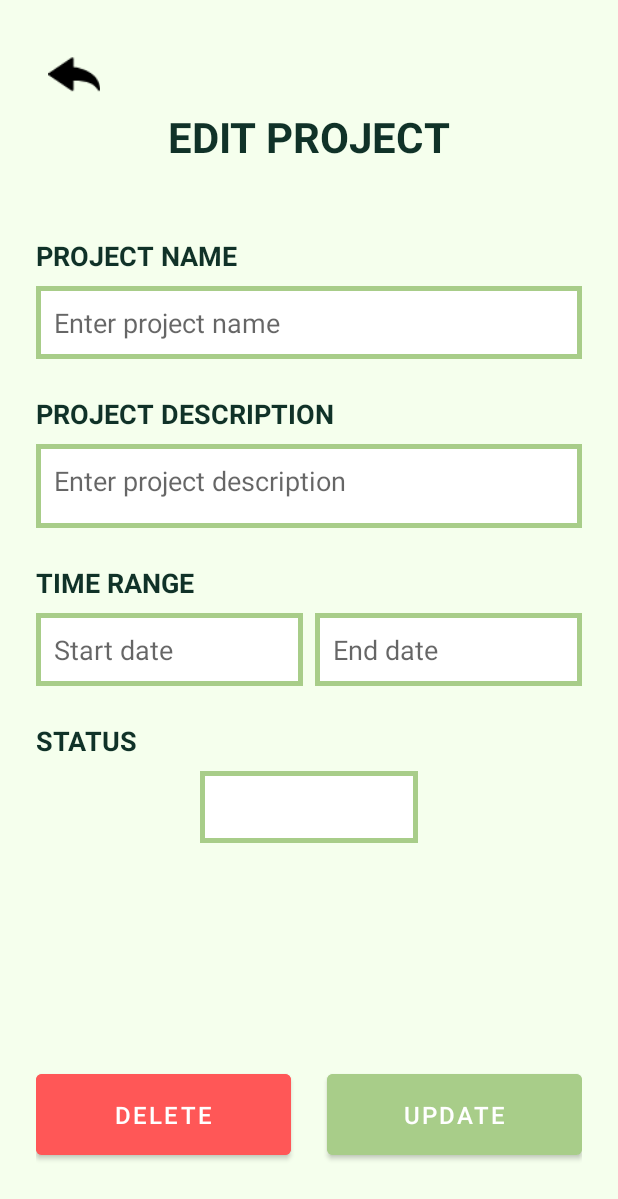
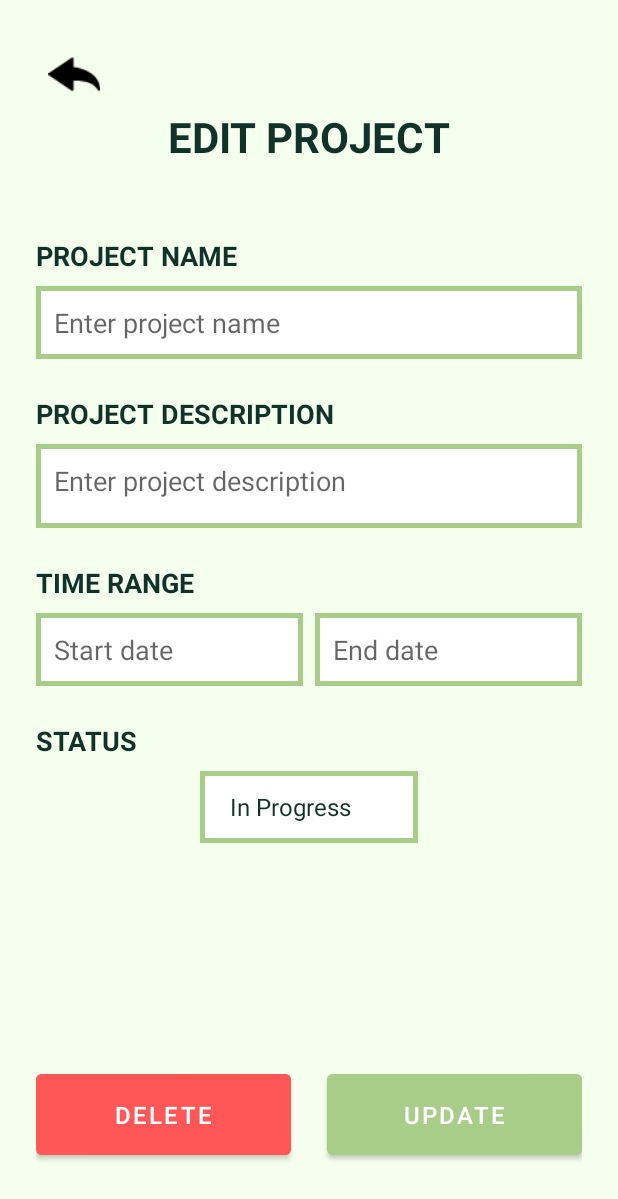
Before and after one commit to PancakesLmao/Project-Management-App, an Android app: the EditActivity screen opened directly, with no data from a screen before it, on a phone screen of 412 x 824 dp. Shown: the top 1199 px of the screen. Run offline under Robolectric (Android 15) with nearby library versions, the phone set to English and light mode, and no system bars; our stand-ins replace Room's generated code.

Commit message:
Added: App can now edit projects

```diff
--- a/app/src/main/java/com/example/projectmanagement/EditActivity.kt
+++ b/app/src/main/java/com/example/projectmanagement/EditActivity.kt
@@ -1,13 +1,17 @@
 package com.example.projectmanagement
 
 import android.os.Bundle
+import android.util.Log
+import android.widget.ArrayAdapter
+import androidx.activity.viewModels
 import androidx.appcompat.app.AppCompatActivity
-import androidx.core.view.ViewCompat
-import androidx.core.view.WindowInsetsCompat
+import com.example.projectmanagement.data.model.Project
 import com.example.projectmanagement.databinding.ActivityEditBinding
+import com.example.projectmanagement.viewmodel.EditViewModel
 
 class EditActivity : AppCompatActivity() {
     private lateinit var binding: ActivityEditBinding
+    private val editViewModel: EditViewModel by viewModels()
 
     override fun onCreate(savedInstanceState: Bundle?) {
         super.onCreate(savedInstanceState)
@@ -15,11 +19,60 @@ class EditActivity : AppCompatActivity() {
         binding = ActivityEditBinding.inflate(layoutInflater)
         setContentView(binding.root)
 
-//        ViewCompat.setOnApplyWindowInsetsListener(binding.root) { v, insets ->
-//            val systemBars = insets.getInsets(WindowInsetsCompat.Type.systemBars())
-//            v.setPadding(systemBars.left, systemBars.top, systemBars.right, systemBars.bottom)
-//            insets
-//        }
+        // Spinner setup
+        val statusList = listOf("In Progress", "Completed", "Reviewing")
+        val adapter = ArrayAdapter(this, android.R.layout.simple_spinner_item, statusList)
+        adapter.setDropDownViewResource(android.R.layout.simple_spinner_dropdown_item)
+        binding.spinnerStatus.adapter = adapter
+
+        val projectId = intent.getIntExtra("PROJECT_ID", -1)
+        if (projectId != -1) {
+            editViewModel.fetchProjectById(projectId)
+            Log.d("EditActivity", "Project ID: $projectId")
+        } else {
+            Log.e("EditActivity", "Invalid project ID")
+        }
+        editViewModel.project.observe(this) { project ->
+            project?.let {
+                binding.editProjectName.setText(it.name)
+                binding.editProjectDesc.setText(it.description)
+                binding.editStartDate.setText(it.startDate)
+                binding.editEndDate.setText(it.dueDate)
+
+                val statusPosition = statusList.indexOf(it.status)
+                if (statusPosition != -1) {
+                    binding.spinnerStatus.setSelection(statusPosition)
+                }
+            }
+        }
+
+        binding.updateBtn.setOnClickListener {
+            val updatedProject = Project(
+                projectId = projectId,
+                name = binding.editProjectName.text.toString(),
+                description = binding.editProjectDesc.text.toString(),
+                startDate = binding.editStartDate.text.toString(),
+                dueDate = binding.editEndDate.text.toString(),
+                status = binding.spinnerStatus.selectedItem.toString(),
+                createdBy = intent.getIntExtra("userId", 1)
+            )
+            editViewModel.updateProject(updatedProject)
+            finish()
+        }
+
+        binding.deleteBtn.setOnClickListener {
+            val projectToDelete = Project(
+                projectId = projectId,
+                name = "",
+                description = "",
+                startDate = "",
+                dueDate = "",
+                status = "",
+                createdBy = 1
+            )
+            editViewModel.deleteProject(projectToDelete)
+            finish()
+        }
 
         binding.backBtn.setOnClickListener {
             finish()
--- a/app/src/main/java/com/example/projectmanagement/data/local/ProjectsDAO.kt
+++ b/app/src/main/java/com/example/projectmanagement/data/local/ProjectsDAO.kt
@@ -1,9 +1,11 @@
 package com.example.projectmanagement.data.local
 
 import androidx.room.Dao
+import androidx.room.Delete
 import androidx.room.Insert
 import androidx.room.OnConflictStrategy
 import androidx.room.Query
+import androidx.room.Update
 import com.example.projectmanagement.data.model.Project
 
 @Dao
@@ -22,4 +24,10 @@ interface ProjectsDAO {
 
     @Insert(onConflict = OnConflictStrategy.REPLACE)
     suspend fun insertNewProject(project: Project): Long
+
+    @Update
+    suspend fun updateProject(project: Project)
+
+    @Delete
+    suspend fun deleteProject(project: Project)
 }
--- a/app/src/main/java/com/example/projectmanagement/ui/projects/ProjectAdapter.kt
+++ b/app/src/main/java/com/example/projectmanagement/ui/projects/ProjectAdapter.kt
@@ -27,7 +27,7 @@ class ProjectAdapter(private val projects: List<Project>) : RecyclerView.Adapter
 
         holder.binding.editProjectBtn.setOnClickListener {
             val intent = android.content.Intent(holder.itemView.context, com.example.projectmanagement.EditActivity::class.java).apply {
-                putExtra("project_id", projects[index].projectId)
+                putExtra("PROJECT_ID", projects[index].projectId)
             }
             holder.itemView.context.startActivity(intent)
         }
--- a/app/src/main/java/com/example/projectmanagement/viewmodel/EditViewModel.kt
+++ b/app/src/main/java/com/example/projectmanagement/viewmodel/EditViewModel.kt
@@ -1,4 +1,33 @@
 package com.example.projectmanagement.viewmodel
 
-class EditViewModel {
+import android.app.Application
+import android.util.Log
+import androidx.lifecycle.AndroidViewModel
+import androidx.lifecycle.LiveData
+import androidx.lifecycle.MutableLiveData
+import androidx.lifecycle.viewModelScope
+import com.example.projectmanagement.data.local.AppDatabase
+import com.example.projectmanagement.data.model.Project
+import kotlinx.coroutines.launch
+
+class EditViewModel(application: Application) : AndroidViewModel(application) {
+    private val projectsDao = AppDatabase.getDatabase(application).projectsDao()
+    private val _project = MutableLiveData<Project?>()
+    val project: LiveData<Project?> get() = _project
+
+    fun fetchProjectById(projectId: Int) {
+        viewModelScope.launch {
+            _project.postValue(projectsDao.getProjectById(projectId))
+        }
+    }
+    fun updateProject(project: Project) {
+        viewModelScope.launch {
+            projectsDao.updateProject(project)
+        }
+    }
+    fun deleteProject(project: Project) {
+        viewModelScope.launch {
+            projectsDao.deleteProject(project)
+        }
+    }
 }
--- a/app/src/main/res/layout/activity_edit.xml
+++ b/app/src/main/res/layout/activity_edit.xml
@@ -20,7 +20,7 @@
       app:layout_constraintTop_toTopOf="parent" />
 
   <TextView
-      android:id="@+id/tvEditProject"
+      android:id="@+id/edit_project_heading"
       android:layout_width="wrap_content"
       android:layout_height="wrap_content"
       android:layout_marginTop="48dp"
@@ -43,10 +43,10 @@
       android:textSize="18sp"
       android:textStyle="bold"
       app:layout_constraintStart_toStartOf="parent"
-      app:layout_constraintTop_toBottomOf="@id/tvEditProject" />
+      app:layout_constraintTop_toBottomOf="@id/edit_project_heading" />
 
   <EditText
-      android:id="@+id/etProjectName"
+      android:id="@+id/edit_project_name"
       android:layout_width="0dp"
       android:layout_height="wrap_content"
       android:layout_marginTop="8dp"
@@ -71,10 +71,10 @@
       android:textSize="18sp"
       android:textStyle="bold"
       app:layout_constraintStart_toStartOf="parent"
-      app:layout_constraintTop_toBottomOf="@id/etProjectName" />
+      app:layout_constraintTop_toBottomOf="@id/edit_project_name" />
 
   <EditText
-      android:id="@+id/etProjectDescription"
+      android:id="@+id/edit_project_desc"
       android:layout_width="0dp"
       android:layout_height="wrap_content"
       android:layout_marginTop="8dp"
@@ -100,7 +100,7 @@
       android:textSize="18sp"
       android:textStyle="bold"
       app:layout_constraintStart_toStartOf="parent"
-      app:layout_constraintTop_toBottomOf="@id/etProjectDescription" />
+      app:layout_constraintTop_toBottomOf="@id/edit_project_desc" />
 
   <LinearLayout
       android:id="@+id/time_range"
```
